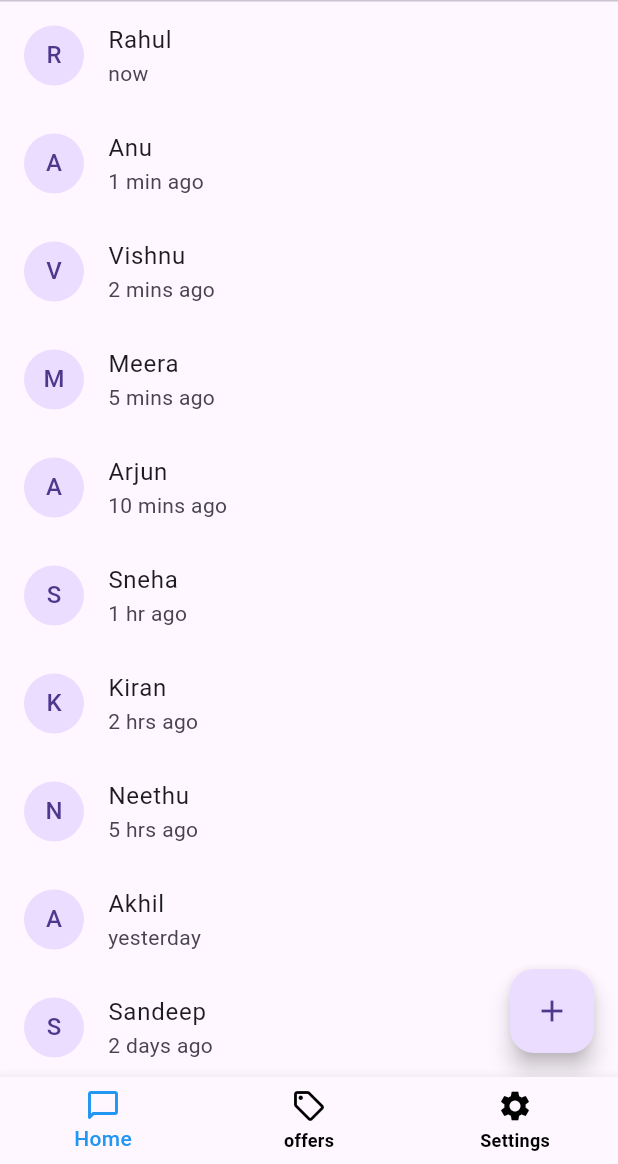
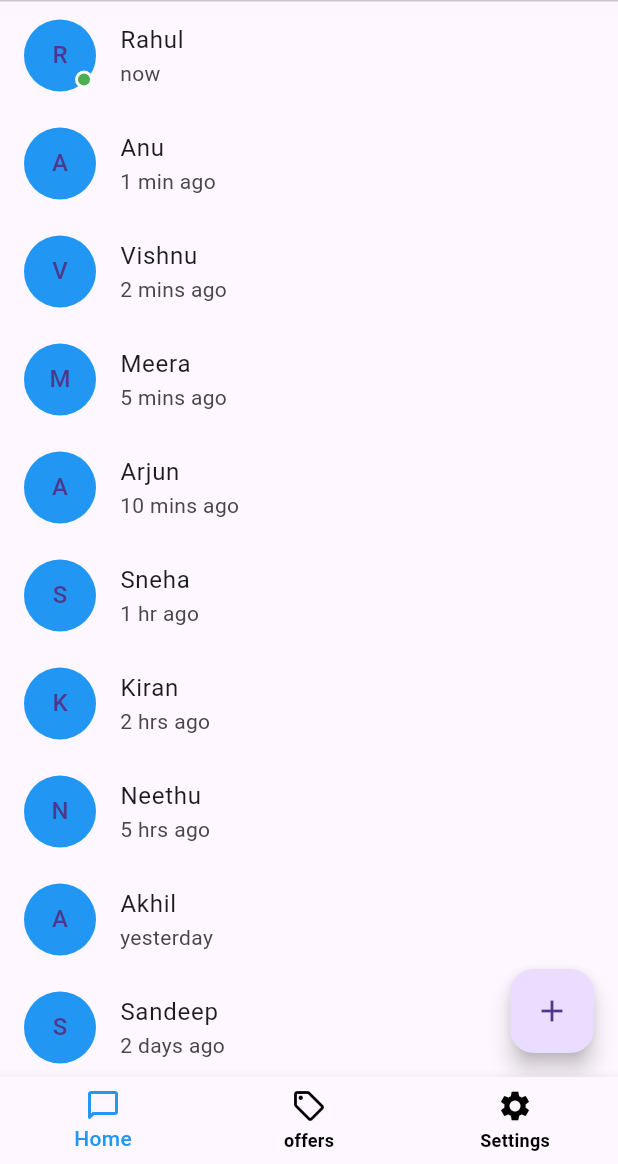
Before and after one commit to 9xRahul/mini_chat_app, a Flutter app: the screen it shows after launch, on a phone screen of 412 x 824 dp, the part 72-1236 px from its top. Run offline on Flutter 3.47's test engine with Material 3 defaults, Android fonts, the phone set to English and light mode, and no system bars; our stand-ins replace flutter_bloc.

Commit message:
Some core design changes

```diff
--- a/lib/features/chat/bloc/chat_bloc.dart
+++ b/lib/features/chat/bloc/chat_bloc.dart
@@ -47,7 +47,7 @@ Future<void> onSend(SendMessageEvent event, Emitter<ChatState> emit) async {
         ),
       );
     } catch (e) {
-      // Network / parsing / unexpected error
+
       emit(state.copyWith(isLoading: false, isError: true));
     }
   }
--- a/lib/features/users/screens/users_page.dart
+++ b/lib/features/users/screens/users_page.dart
@@ -33,8 +33,37 @@ class UsersPage extends StatelessWidget {
                         itemBuilder: (context, index) {
                           final user = state.users[index];
                           return ListTile(
-                            leading: CircleAvatar(
-                              child: Text(user.userName[0].toUpperCase()),
+                            leading: Stack(
+                              children: [
+                                CircleAvatar(
+                                  radius: 24,
+                                  backgroundColor: Colors.blue,
+                                  child: Text(user.userName[0].toUpperCase()),
+                                ),
+
+                                // 🟢 Online indicator
+                                if (user.time.isAfter(
+                                  DateTime.now().subtract(
+                                    const Duration(minutes: 1),
+                                  ),
+                                ))
+                                  Positioned(
+                                    right: 2,
+                                    bottom: 2,
+                                    child: Container(
+                                      width: 12,
+                                      height: 12,
+                                      decoration: BoxDecoration(
+                                        color: Colors.green,
+                                        shape: BoxShape.circle,
+                                        border: Border.all(
+                                          color: Colors.white,
+                                          width: 2,
+                                        ),
+                                      ),
+                                    ),
+                                  ),
+                              ],
                             ),
                             title: Text(user.userName),
                             subtitle: Text(lastSeenText(user.time)),
```
Also changed, not shown: lib/features/chat/messages_screen.dart (+30 -2 lines).
